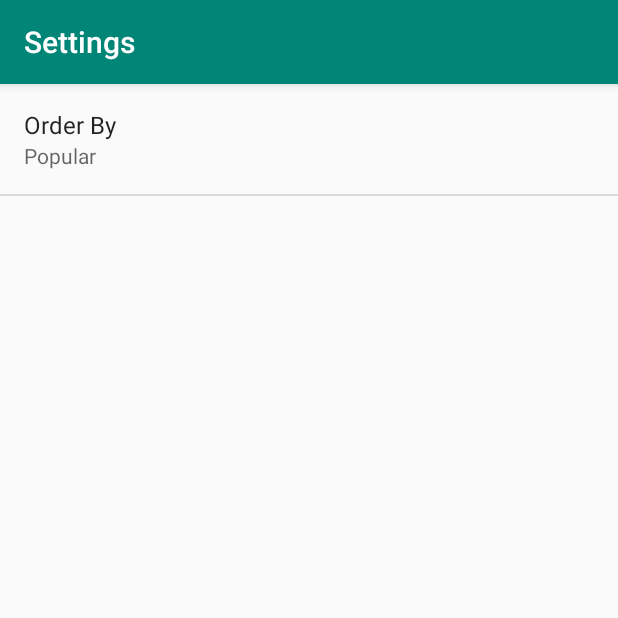
After one commit to apsommer/PopularMovies, an Android app: the SettingsActivity screen opened directly, with no data from a screen before it, on a phone screen of 412 x 824 dp, the top half of it. The commit adds this screen. Run offline under Robolectric (Android 15) with nearby library versions, the phone set to English and light mode, and no system bars.

Commit message:
Add overflow menu and preference for sort order

```diff
--- /dev/null
+++ b/app/src/main/java/com/sommerengineering/popularmovies/SettingsActivity.java
@@ -0,0 +1,90 @@
+package com.sommerengineering.popularmovies;
+
+import android.content.SharedPreferences;
+import android.os.Bundle;
+import android.preference.ListPreference;
+import android.preference.Preference;
+import android.preference.PreferenceFragment;
+import android.preference.PreferenceManager;
+import android.support.v7.app.AppCompatActivity;
+
+public class SettingsActivity extends AppCompatActivity {
+
+    @Override
+    protected void onCreate(Bundle savedInstanceState) {
+
+        // initialize activity with superclass constructor
+        super.onCreate(savedInstanceState);
+
+        // layout has a single <fragment> tag
+        setContentView(R.layout.activity_settings);
+    }
+
+    public static class MoviePreferenceFragment extends PreferenceFragment implements Preference.OnPreferenceChangeListener {
+
+        @Override
+        public void onCreate(Bundle savedInstanceState) {
+
+            // initialize fragment with superclass constructor
+            super.onCreate(savedInstanceState);
+
+            // layout has a root PreferenceScreen with child ListPreference
+            addPreferencesFromResource(R.xml.settings_main);
+
+            // get preference key String
+            String orderByKey = getString(R.string.settings_order_by_key);
+
+            // get the preference Object associated with this key
+            Preference orderBy = findPreference(orderByKey);
+
+            // set listener on this preference and update it with the user choice
+            bindPreferenceSummaryToValue(orderBy);
+
+        }
+
+        @Override
+        public boolean onPreferenceChange(Preference preference, Object value) {
+
+            // preference value is of type String
+            String stringValue = value.toString();
+
+            // cast preference to the appropriate type
+            ListPreference listPreference = (ListPreference) preference;
+
+            // get index
+            int prefIndex = listPreference.findIndexOfValue(stringValue);
+
+            // simple check that we are indeed in a valid list
+            if (prefIndex >= 0) {
+
+                // get String arrays defined in arrays.xml
+                CharSequence[] labels = listPreference.getEntries();
+
+                // setSummary updates the device's storage for app preferences
+                preference.setSummary(labels[prefIndex]);
+            }
+
+            return true;
+
+        }
+
+        // set a listener on this app level preference and updat
+        private void bindPreferenceSummaryToValue(Preference preference) {
+
+            // set listener on the preference
+            preference.setOnPreferenceChangeListener(this);
+
+            // get reference to the devices's shared preferences
+            SharedPreferences sharedPreferences = PreferenceManager.getDefaultSharedPreferences(preference.getContext());
+
+            // get the String key for the preference
+            String preferenceKey = sharedPreferences.getString(preference.getKey(), "");
+
+            // update preferences with the values chosen by the user
+            onPreferenceChange(preference, preferenceKey);
+
+        }
+
+    }
+
+}
--- a/app/src/main/java/com/sommerengineering/popularmovies/Utilities.java
+++ b/app/src/main/java/com/sommerengineering/popularmovies/Utilities.java
@@ -29,7 +29,7 @@ public final class Utilities {
 
     // query parameters
     private static final String API_KEY = "api_key";
-    private static final String api_key = "ae7b929b7942ee2ffc3c8c7d1a7af8cf"; // TODO put API key here
+    private static final String api_key = "ae7b929b7942ee2ffc3c8c7d1a7af8cf";
     //http://api.themoviedb.org/3/movie/popular?api_key=ae7b929b7942ee2ffc3c8c7d1a7af8cf
 
     public static ArrayList<MovieObject> getMovieData(String sortOrder) {
--- a/app/src/main/res/layout/activity_grid.xml
+++ b/app/src/main/res/layout/activity_grid.xml
@@ -1,6 +1,7 @@
 <?xml version="1.0" encoding="utf-8"?>
 <FrameLayout
     xmlns:android="http://schemas.android.com/apk/res/android"
+    xmlns:tools="http://schemas.android.com/tools"
     android:layout_width="match_parent"
     android:layout_height="match_parent"
     android:layout_margin="@dimen/grid_spacing"
@@ -18,7 +19,7 @@
         android:layout_width="wrap_content"
         android:layout_height="wrap_content"
         android:padding="16dp"
-        android:text="Error retrieving movies, please check internet connection."
+        tools:text="Error text ... retrieving movies, please check internet connection."
         android:textSize="20sp"
         android:visibility="invisible"
         android:layout_gravity="center"
--- /dev/null
+++ b/app/src/main/res/values/arrays.xml
@@ -0,0 +1,14 @@
+<?xml version="1.0" encoding="utf-8"?>
+<resources>
+
+    <string-array name="settings_order_by_labels">
+        <item>@string/settings_order_by_popular_label</item>
+        <item>@string/settings_order_by_rating_label</item>
+    </string-array>
+
+    <string-array name="settings_order_by_values">
+        <item>@string/settings_order_by_popular_value</item>
+        <item>@string/settings_order_by_rating_value</item>
+    </string-array>
+
+</resources>
--- a/app/src/main/res/values/strings.xml
+++ b/app/src/main/res/values/strings.xml
@@ -3,8 +3,25 @@
     <string name="app_name">Popular Movies</string>
 
     <!-- empty states -->
-    <!-- &#8230; is an ellipse character "..." -->
+    <!-- "&#8230;" is the ellipse character equivalent to three dots "..." -->
     <string name="no_movies_found">There are no movies from The Movie Database with the specified keywords &#8230; please restart the app to automatically refresh the results.</string>
     <string name="no_internet_connection">There is no internet connection.\n\nTry (1) turning off airplane mode, (2) turning on mobile data or WiFi, (3) checking the signal in your area &#8230; then restart the app to automatically refresh the results.</string>
 
+    <!-- settings menu -->
+    <string name="settings_menu_item">Settings</string>
+    <string name="settings_title">Settings</string>
+
+    <!-- Preference "order by" [CHAR LIMIT=30] -->
+    <string name="settings_order_by_label">Order By</string>
+    <string name="settings_order_by_key" translatable="false">order_by</string>
+    <string name="settings_order_by_default" translatable="false">@string/settings_order_by_popular_value</string>
+
+    <!-- Label for order-by "popular" option [CHAR LIMIT=20] -->
+    <string name="settings_order_by_popular_label">Popular</string>
+    <string name="settings_order_by_popular_value" translatable="false">popular</string>
+
+    <!-- Label for order-by "rating" option [CHAR LIMIT=20] -->
+    <string name="settings_order_by_rating_label">Rating</string>
+    <string name="settings_order_by_rating_value" translatable="false">rating</string>
+
 </resources>
--- /dev/null
+++ b/app/src/main/res/xml/settings_main.xml
@@ -0,0 +1,22 @@
+<?xml version="1.0" encoding="utf-8"?>
+<PreferenceScreen
+    xmlns:android="http://schemas.android.com/apk/res/android"
+    android:title="@string/settings_title"
+    android:layout_width="match_parent"
+    android:layout_height="match_parent" >
+
+    <!--<EditTextPreference-->
+        <!--android:defaultValue="@string/settings_min_magnitude_default"-->
+        <!--android:inputType="numberDecimal"-->
+        <!--android:key="@string/settings_min_magnitude_key"-->
+        <!--android:selectAllOnFocus="true"-->
+        <!--android:title="@string/settings_min_magnitude_label" />-->
+
+    <ListPreference
+        android:defaultValue="@string/settings_order_by_default"
+        android:entries="@array/settings_order_by_labels"
+        android:entryValues="@array/settings_order_by_values"
+        android:key="@string/settings_order_by_key"
+        android:title="@string/settings_order_by_label" />
+
+</PreferenceScreen>
```
Also changed, not shown: app/src/main/AndroidManifest.xml (+8 -0 lines), app/src/main/java/com/sommerengineering/popularmovies/GridActivity.java (+32 -0 lines), app/src/main/res/drawable-anydpi/ic_sort.xml (added, +9 -0 lines), app/src/main/res/layout/activity_settings.xml (added, +9 -0 lines), app/src/main/res/menu/menu_overflow.xml (added, +15 -0 lines).
